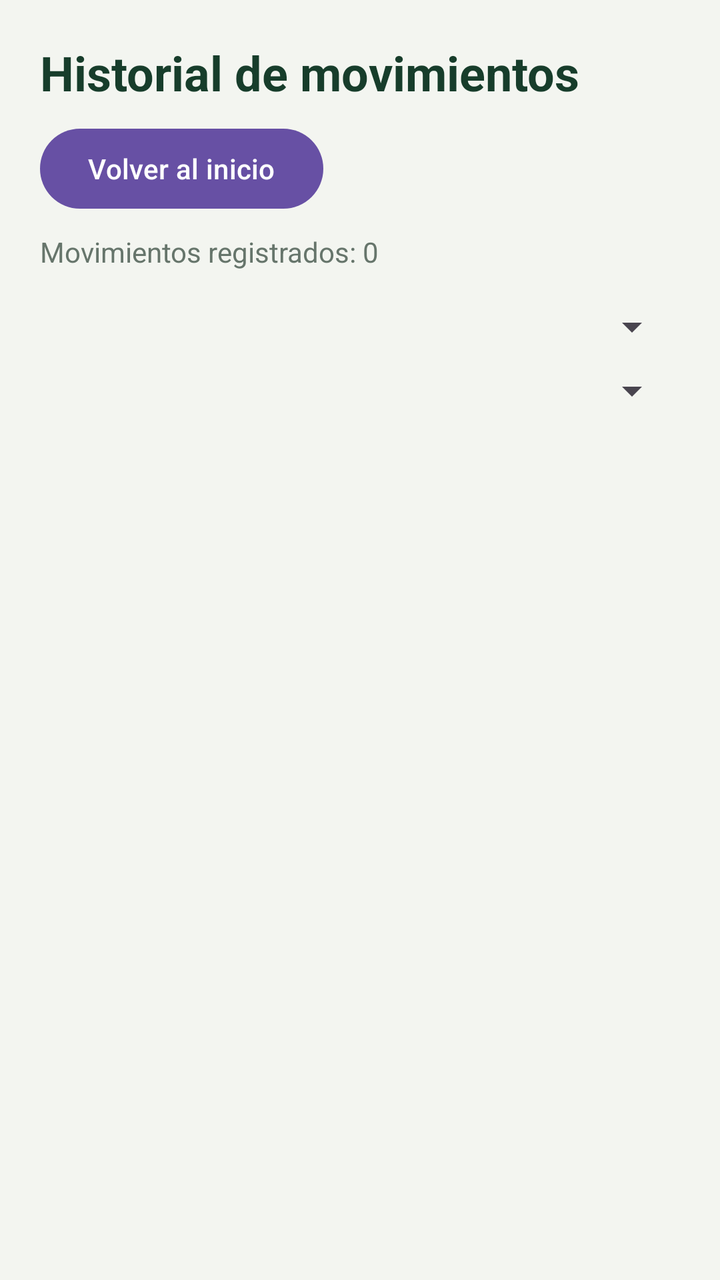
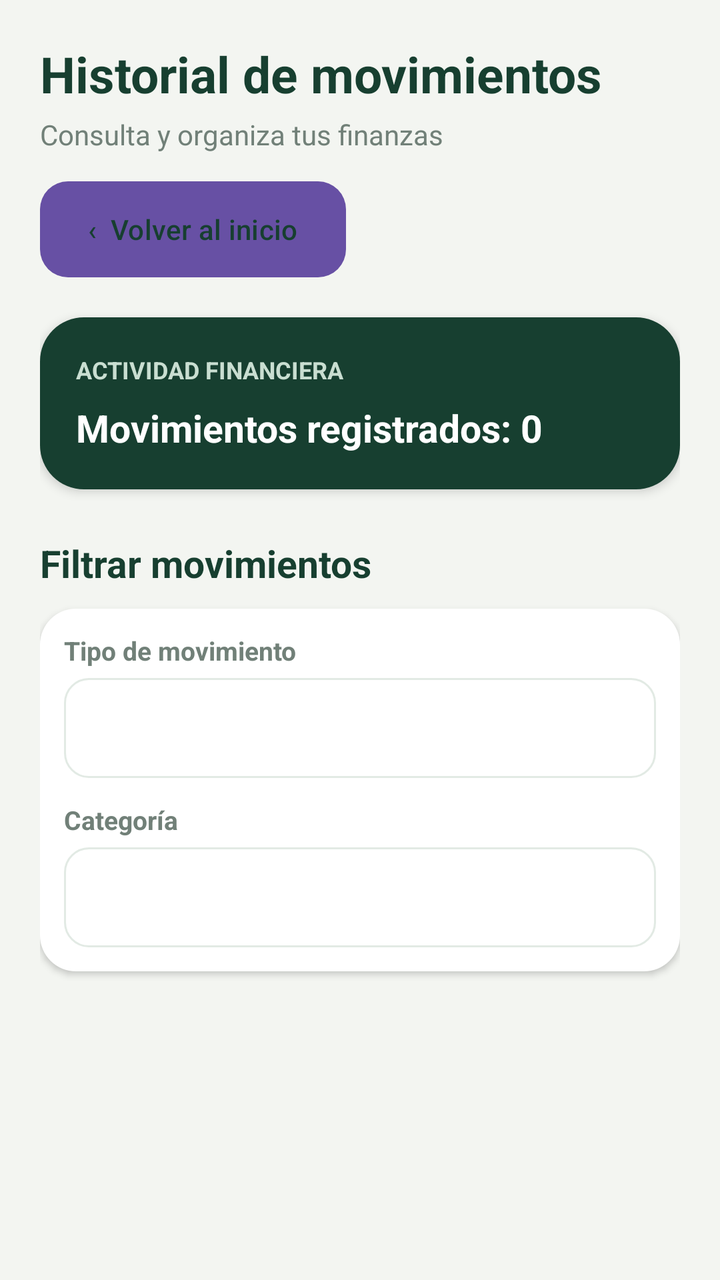

Two renders of the same Android screen: before a commit and after it. Below are the layout's source before the change and the commit's diff.
<!-- AndroidManifest.xml: application theme Theme.ControlDeGastos -->
<!-- res/layout/activity_historial.xml -->
<?xml version="1.0" encoding="utf-8"?>
<LinearLayout xmlns:android="http://schemas.android.com/apk/res/android"
    android:layout_width="match_parent"
    android:layout_height="match_parent"
    android:orientation="vertical"
    android:padding="20dp"
    android:background="#F3F5F0">

    <TextView
        android:layout_width="match_parent"
        android:layout_height="wrap_content"
        android:text="Historial de movimientos"
        android:textSize="24sp"
        android:textStyle="bold"
        android:textColor="#173D2B" />

    <Button
        android:id="@+id/btnVolverHistorial"
        android:layout_width="wrap_content"
        android:layout_height="wrap_content"
        android:layout_marginTop="8dp"
        android:text="Volver al inicio"
        android:textAllCaps="false" />

    <TextView
        android:id="@+id/tvTotalMovimientos"
        android:layout_width="match_parent"
        android:layout_height="wrap_content"
        android:layout_marginTop="8dp"
        android:text="Movimientos registrados: 0"
        android:textSize="14sp"
        android:textColor="#66756B" />

    <Spinner
        android:id="@+id/spFiltroTipo"
        android:layout_width="match_parent"
        android:layout_height="wrap_content"
        android:layout_marginTop="16dp" />

    <Spinner
        android:id="@+id/spFiltroCategoria"
        android:layout_width="match_parent"
        android:layout_height="wrap_content"
        android:layout_marginTop="8dp" />

    <TextView
        android:id="@+id/tvHistorialVacio"
        android:layout_width="match_parent"
        android:layout_height="wrap_content"
        android:layout_marginTop="20dp"
        android:gravity="center"
        android:padding="20dp"
        android:text="No hay movimientos registrados."
        android:textColor="#66756B"
        android:visibility="gone" />

    <androidx.recyclerview.widget.RecyclerView
        android:id="@+id/rvHistorial"
        android:layout_width="match_parent"
        android:layout_height="0dp"
        android:layout_weight="1"
        android:layout_marginTop="12dp" />

</LinearLayout>
<!-- resources referenced by this layout -->
<resources>
  <style name="Theme.ControlDeGastos" parent="Base.Theme.ControlDeGastos" />
  <style name="Base.Theme.ControlDeGastos" parent="Theme.Material3.DayNight.NoActionBar">
          
          
      </style>
</resources>

<!-- the commit's change to res/layout/activity_historial.xml (unified diff, before → after) -->
@@ -4,61 +4,149 @@
     android:layout_height="match_parent"
     android:orientation="vertical"
     android:padding="20dp"
-    android:background="#F3F5F0">
+    android:background="#F3F5F1">
+
+    
+    <TextView
+        android:layout_width="match_parent"
+        android:layout_height="wrap_content"
+        android:text="Historial de movimientos"
+        android:textSize="25sp"
+        android:textStyle="bold"
+        android:textColor="#173F30" />
 
     <TextView
         android:layout_width="match_parent"
         android:layout_height="wrap_content"
-        android:text="Historial de movimientos"
-        android:textSize="24sp"
-        android:textStyle="bold"
-        android:textColor="#173D2B" />
+        android:layout_marginTop="4dp"
+        android:text="Consulta y organiza tus finanzas"
+        android:textSize="14sp"
+        android:textColor="#718078" />
 
+    
     <Button
         android:id="@+id/btnVolverHistorial"
         android:layout_width="wrap_content"
-        android:layout_height="wrap_content"
-        android:layout_marginTop="8dp"
-        android:text="Volver al inicio"
-        android:textAllCaps="false" />
+        android:layout_height="48dp"
+        android:layout_marginTop="14dp"
+        android:background="@drawable/bg_boton_secundario"
+        android:backgroundTint="@null"
+        android:text="‹  Volver al inicio"
+        android:textAllCaps="false"
+        android:textColor="#173F30"
+        android:textSize="14sp"
+        android:elevation="1dp"/>
 
-    <TextView
-        android:id="@+id/tvTotalMovimientos"
+    
+    <LinearLayout
         android:layout_width="match_parent"
         android:layout_height="wrap_content"
-        android:layout_marginTop="8dp"
-        android:text="Movimientos registrados: 0"
-        android:textSize="14sp"
-        android:textColor="#66756B" />
+        android:layout_marginTop="20dp"
+        android:orientation="vertical"
+        android:padding="18dp"
+        android:background="@drawable/bg_saldo"
+        android:elevation="3dp">
 
-    <Spinner
-        android:id="@+id/spFiltroTipo"
+        <TextView
+            android:layout_width="wrap_content"
+            android:layout_height="wrap_content"
+            android:text="ACTIVIDAD FINANCIERA"
+            android:textColor="#C9DED1"
+            android:textSize="12sp"
+            android:textStyle="bold"/>
+
+        <TextView
+            android:id="@+id/tvTotalMovimientos"
+            android:layout_width="match_parent"
+            android:layout_height="wrap_content"
+            android:layout_marginTop="8dp"
+            android:text="Movimientos registrados: 0"
+            android:textColor="#FFFFFF"
+            android:textSize="19sp"
+            android:textStyle="bold"/>
+
+    </LinearLayout>
+
+    
+    <TextView
+        android:layout_width="wrap_content"
+        android:layout_height="wrap_content"
+        android:layout_marginTop="24dp"
+        android:text="Filtrar movimientos"
+        android:textColor="#173F30"
+        android:textSize="19sp"
+        android:textStyle="bold"/>
+
+    <LinearLayout
         android:layout_width="match_parent"
         android:layout_height="wrap_content"
-        android:layout_marginTop="16dp" />
+        android:layout_marginTop="10dp"
+        android:orientation="vertical"
+        android:padding="12dp"
+        android:background="@drawable/bg_tarjeta"
+        android:elevation="2dp">
 
-    <Spinner
-        android:id="@+id/spFiltroCategoria"
-        android:layout_width="match_parent"
-        android:layout_height="wrap_content"
-        android:layout_marginTop="8dp" />
+        
+        <TextView
+            android:layout_width="wrap_content"
+            android:layout_height="wrap_content"
+            android:text="Tipo de movimiento"
+            android:textColor="#718078"
+            android:textSize="13sp"
+            android:textStyle="bold"/>
 
+        <Spinner
+            android:id="@+id/spFiltroTipo"
+            android:layout_width="match_parent"
+            android:layout_height="50dp"
+            android:layout_marginTop="5dp"
+            android:background="@drawable/bg_filtro"
+            android:paddingStart="12dp"
+            android:paddingEnd="12dp"/>
+
+        
+        <TextView
+            android:layout_width="wrap_content"
+            android:layout_height="wrap_content"
+            android:layout_marginTop="12dp"
+            android:text="Categoría"
+            android:textColor="#718078"
+            android:textSize="13sp"
+            android:textStyle="bold"/>
+
+        <Spinner
+            android:id="@+id/spFiltroCategoria"
+            android:layout_width="match_parent"
+            android:layout_height="50dp"
+            android:layout_marginTop="5dp"
+            android:background="@drawable/bg_filtro"
+            android:paddingStart="12dp"
+            android:paddingEnd="12dp"/>
+
+    </LinearLayout>
+
+    
     <TextView
         android:id="@+id/tvHistorialVacio"
         android:layout_width="match_parent"
         android:layout_height="wrap_content"
-        android:layout_marginTop="20dp"
+        android:layout_marginTop="18dp"
+        android:background="@drawable/bg_tarjeta"
         android:gravity="center"
-        android:padding="20dp"
+        android:padding="24dp"
         android:text="No hay movimientos registrados."
-        android:textColor="#66756B"
-        android:visibility="gone" />
+        android:textColor="#718078"
+        android:textSize="14sp"
+        android:visibility="gone"/>
 
+    
     <androidx.recyclerview.widget.RecyclerView
         android:id="@+id/rvHistorial"
         android:layout_width="match_parent"
         android:layout_height="0dp"
         android:layout_weight="1"
-        android:layout_marginTop="12dp" />
+        android:layout_marginTop="14dp"
+        android:clipToPadding="false"
+        android:paddingBottom="8dp"/>
 
 </LinearLayout>
<!-- resource entries referenced after the edit -->
@@ -1,5 +1,32 @@
 <!-- resources referenced by this layout -->
 <resources>
+  <!-- drawable bg_boton_secundario (drawable) -->
+  <?xml version="1.0" encoding="utf-8"?>
+  <shape xmlns:android="http://schemas.android.com/apk/res/android">
+      <solid android:color="#E4EEE7"/>
+      <corners android:radius="14dp"/>
+  </shape>
+  <!-- drawable bg_filtro (drawable) -->
+  <?xml version="1.0" encoding="utf-8"?>
+  <shape xmlns:android="http://schemas.android.com/apk/res/android">
+      <solid android:color="#FFFFFF"/>
+      <corners android:radius="12dp"/>
+      <stroke
+          android:width="1dp"
+          android:color="#E2EAE4"/>
+  </shape>
+  <!-- drawable bg_saldo (drawable) -->
+  <?xml version="1.0" encoding="utf-8"?>
+  <shape xmlns:android="http://schemas.android.com/apk/res/android">
+      <solid android:color="#173F30"/>
+      <corners android:radius="22dp"/>
+  </shape>
+  <!-- drawable bg_tarjeta (drawable) -->
+  <?xml version="1.0" encoding="utf-8"?>
+  <shape xmlns:android="http://schemas.android.com/apk/res/android">
+      <solid android:color="#FFFFFF"/>
+      <corners android:radius="18dp"/>
+  </shape>
   <style name="Theme.ControlDeGastos" parent="Base.Theme.ControlDeGastos" />
   <style name="Base.Theme.ControlDeGastos" parent="Theme.Material3.DayNight.NoActionBar">
           
